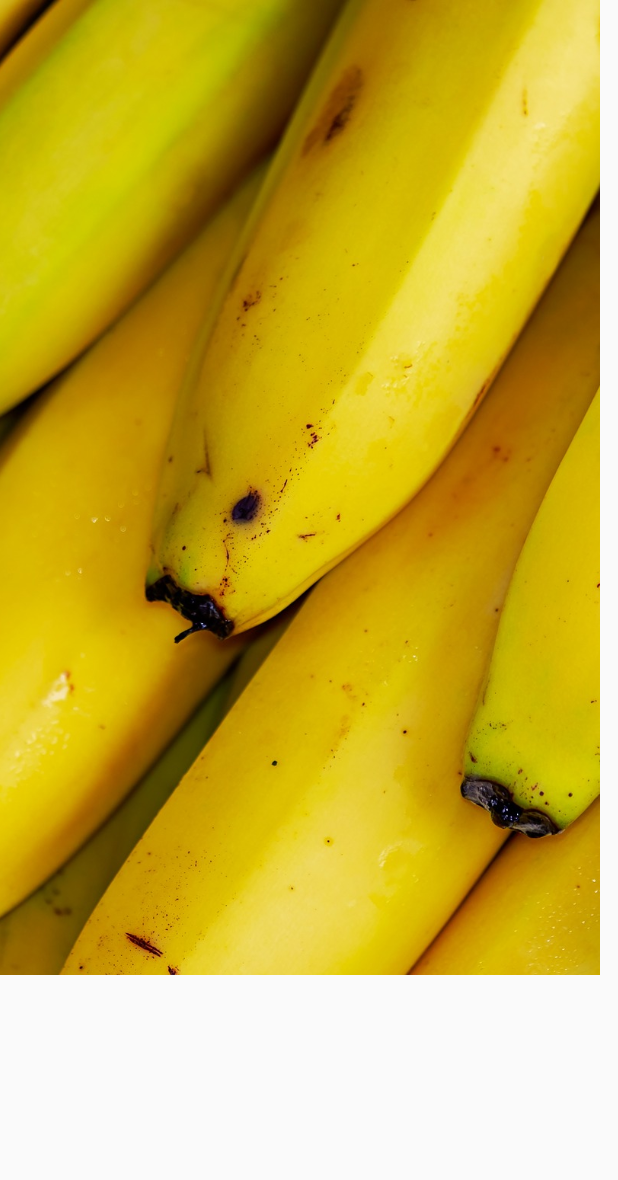
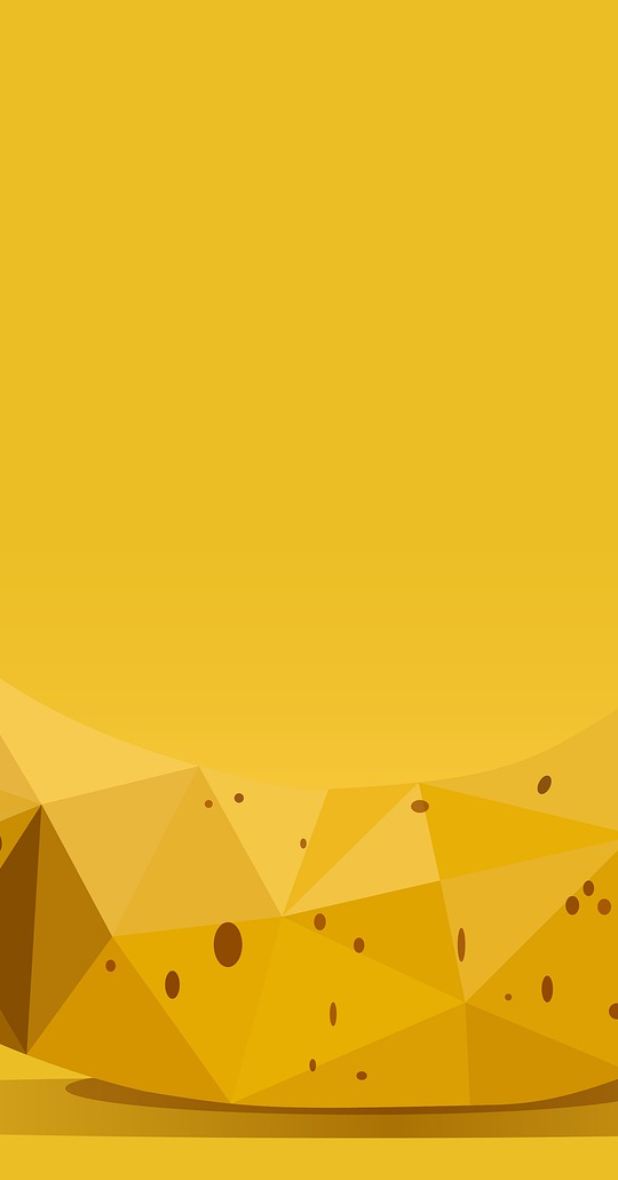
Before and after one commit to GARCIA1997/Pagos-Flutter, a Flutter app: the DepositosTabs screen opened directly, on a phone screen of 412 x 824 dp. Shown: the top 1180 px of the screen. Run offline on Flutter 3.47's test engine with Material 2 defaults, Android fonts, the light colour scheme and no system bars.

```diff
--- a/lib/main.dart
+++ b/lib/main.dart
@@ -15,7 +15,7 @@ class MyApp extends StatelessWidget {
         length: 4, //numero de pestanas -icons
         child: new Scaffold(
           appBar: new AppBar(
-            title: new Text("Control de cortes de mi Hureta "),
+            title: new Text("Control de cortes de mi Huerta "),
             bottom: new TabBar(
                 indicatorColor: Colors.brown,
                 indicatorWeight: 6.0,
--- a/lib/tabs/depositos.dart
+++ b/lib/tabs/depositos.dart
@@ -4,22 +4,14 @@ class DepositosTabs extends StatelessWidget {
   @override
   Widget build(BuildContext context) {
     return Scaffold(
-      body: new Stack(
-        children: <Widget>[
-          //Agregamos una imagen
-          new Container(
-            margin: const EdgeInsets.all(0.0), //margenes por lados,
-            width: 400.0, //ancho
-            height: 650.0, //alto
-            decoration: new BoxDecoration(
-              image: new DecorationImage(
-                image: new AssetImage("assets/images/banana-03.jpg"),
-                fit: BoxFit.cover,
-              ),
-            ),
+      body: Container(
+        decoration: BoxDecoration(
+          image: DecorationImage(
+            image: AssetImage("assets/images/banana-01.jpg"),
+            fit: BoxFit.cover,
           ),
-          //Se agrega botton
-        ],
+        ),
+        child: null /* add child content here */,
       ),
     );
   }
--- a/pubspec.yaml
+++ b/pubspec.yaml
@@ -23,6 +23,7 @@ environment:
 dependencies:
   flutter:
     sdk: flutter
+  cloud_firestore: ^0.12.10+2
 
 
   # The following adds the Cupertino Icons font to your application.
```
Also changed, not shown: lib/tabs/cortes.dart (+7 -15 lines), lib/tabs/facturas.dart (+7 -15 lines), lib/tabs/huerta.dart (+7 -15 lines), pubspec.lock, 4 other files.
